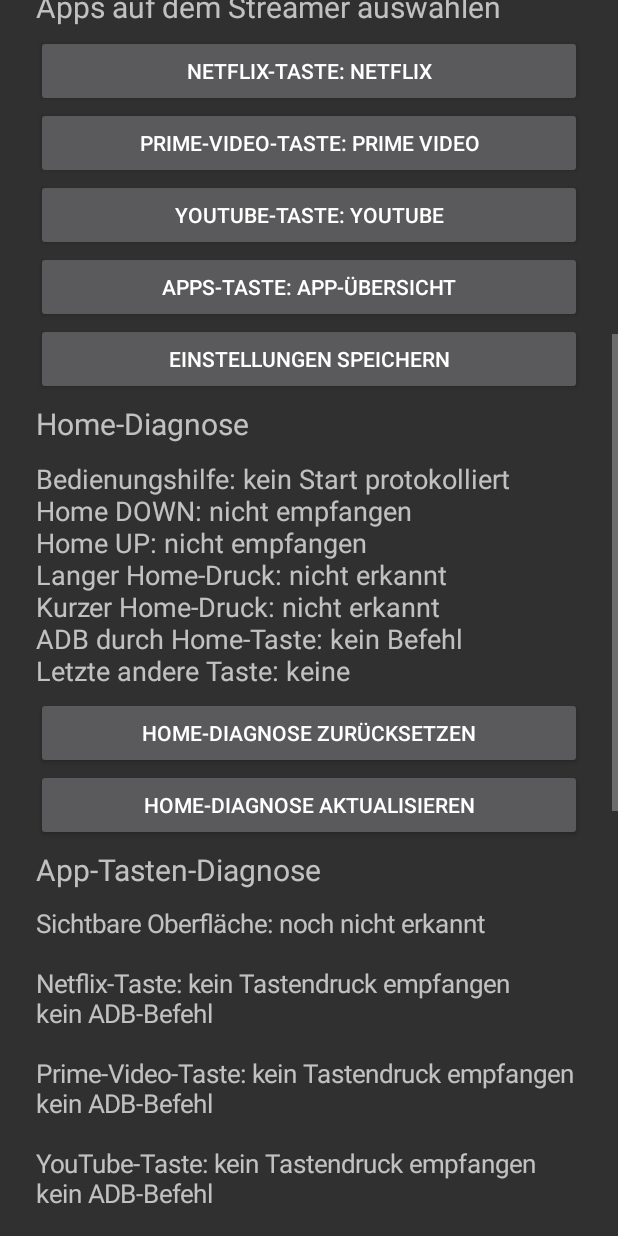
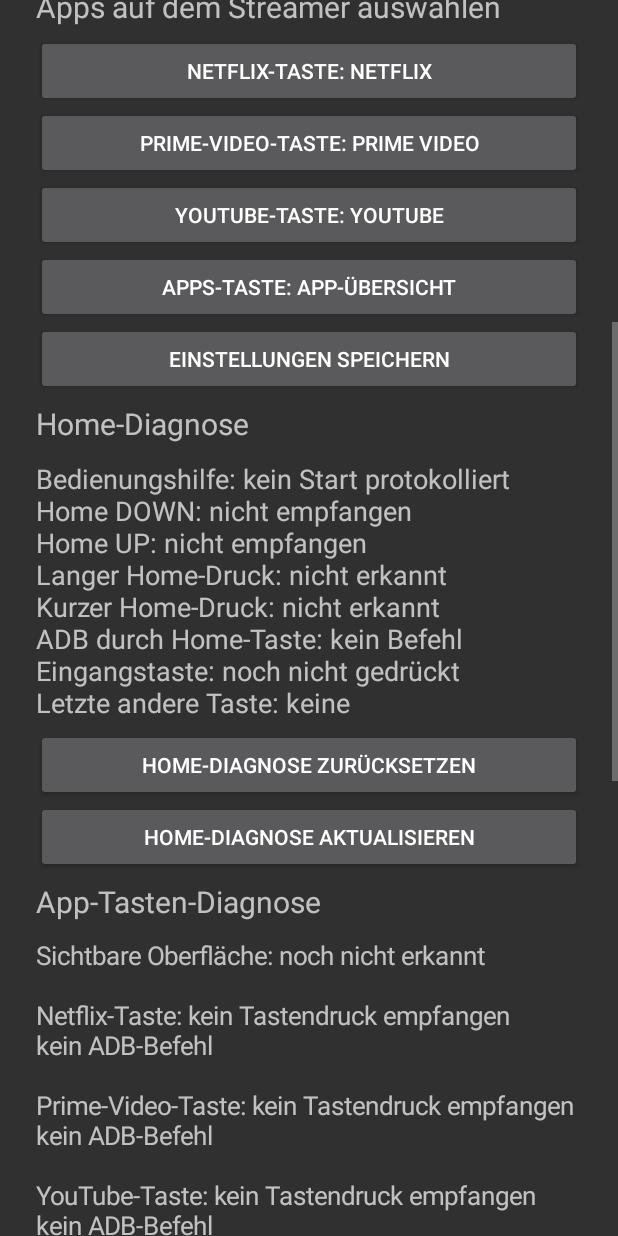
Before and after one commit to MaWeXi/streamer-remote, an Android app: the screen it shows after launch (MainActivity), scrolled down 576 dp, on a phone screen of 412 x 824 dp. Run offline under Robolectric (Android 15) with nearby library versions, the phone set to English and light mode, and no system bars; libraries missing offline, so code that uses them is left out: com.flyfishxu.kadb; 1 statement that could not run was skipped.

Commit message:
Explain input key and show its direct-launch diagnostic

```diff
--- a/app/src/main/java/dev/local/streamerremote/MainActivity.kt
+++ b/app/src/main/java/dev/local/streamerremote/MainActivity.kt
@@ -46,7 +46,7 @@ class MainActivity : Activity() {
             root.addView(Button(this).apply { text = label; setOnClickListener { action() } })
         }
 
-        title("Streamer Remote — Streamer Remote 0.13")
+        title("Streamer Remote — Streamer Remote 0.14")
         val host = field("IP-Adresse des Google TV Streamers", prefs.getString("host", "").orEmpty())
         val port = field("ADB-Port", prefs.getInt("port", 5555).toString(), numeric = true)
         val homeCode = field("Tastencode Home", prefs.getInt("code_home", 3).toString(), numeric = true)
@@ -129,7 +129,7 @@ class MainActivity : Activity() {
         val diagnostic = TextView(this).apply { textSize = 18f; setPadding(0, 8, 0, 8) }
         root.addView(diagnostic)
         fun refreshDiagnostic() {
-            val lines = listOf("diag_service", "diag_down", "diag_up", "diag_long", "diag_short", "diag_adb", "last_key")
+            val lines = listOf("diag_service", "diag_down", "diag_up", "diag_long", "diag_short", "diag_adb", "diag_input", "last_key")
                 .map { prefs.getString(it, null) ?: when (it) {
                     "diag_service" -> "Bedienungshilfe: kein Start protokolliert"
                     "diag_down" -> "Home DOWN: nicht empfangen"
@@ -137,6 +137,7 @@ class MainActivity : Activity() {
                     "diag_long" -> "Langer Home-Druck: nicht erkannt"
                     "diag_short" -> "Kurzer Home-Druck: nicht erkannt"
                     "diag_adb" -> "ADB durch Home-Taste: kein Befehl"
+                    "diag_input" -> "Eingangstaste: noch nicht gedrückt"
                     else -> "Letzte andere Taste: keine"
                 } }
             diagnostic.text = lines.joinToString("\n")
@@ -144,7 +145,7 @@ class MainActivity : Activity() {
         refreshDiagnostic()
         button("Home-Diagnose zurücksetzen") {
             prefs.edit().remove("diag_down").remove("diag_up").remove("diag_long")
-                .remove("diag_short").remove("diag_adb").remove("last_key").apply()
+                .remove("diag_short").remove("diag_adb").remove("diag_input").remove("last_key").apply()
             refreshDiagnostic()
         }
         button("Home-Diagnose aktualisieren") { refreshDiagnostic() }
@@ -184,6 +185,7 @@ class MainActivity : Activity() {
         button("Bedienungshilfen öffnen") { startActivity(Intent(Settings.ACTION_ACCESSIBILITY_SETTINGS)) }
         title("Home: kurz auf HDMI = Streamer-Startseite, kurz auf Xiaomi = Xiaomi-Startseite; lang = Xiaomi-Startseite.")
         title("Apps: auf dem Streamer dessen App-Übersicht, auf Xiaomi dessen Apps. Apps auf Xiaomi lange halten öffnet diese Konfiguration direkt.")
+        title("Eingangstaste: öffnet direkt die Xiaomi-Eingangsauswahl.")
         title("Wichtig: Vorher Button Mapper als Tastenfilter deaktivieren. Nur eine Accessibility-App kann zuverlässig Key-Events filtern.")
         title("ADB muss auf dem Streamer eingeschaltet sein. Beim ersten Verbindungsversuch ggf. ADB-Schlüssel am Streamer autorisieren.")
     }
```
